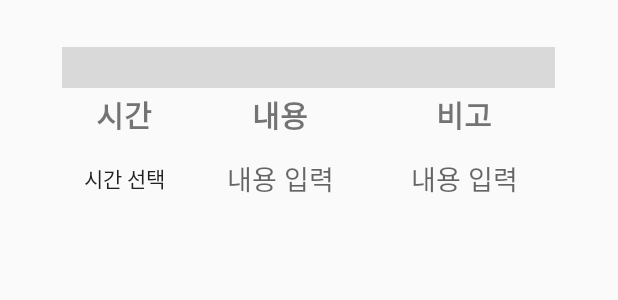
After one commit to CareTravel/CareTravel, an Android app: the layout table_layout.xml on its own in the app's theme, with its tools: preview values and no code run, on a phone screen of 412 x 824 dp. The commit adds this screen. Shown: the top 300 px of the screen. Run offline under Robolectric (Android 15) with nearby library versions, the phone set to English and light mode, and no system bars.

Commit message:
날짜 추가 완료

```diff
--- /dev/null
+++ b/app/src/main/res/layout/table_layout.xml
@@ -0,0 +1,113 @@
+<?xml version="1.0" encoding="utf-8"?>
+<TableLayout
+    xmlns:android="http://schemas.android.com/apk/res/android"
+    android:layout_width="match_parent"
+    android:layout_height="wrap_content"
+    android:id="@+id/tableLayout1"
+    android:layout_marginHorizontal="40dp"
+    android:layout_marginTop="30dp"
+    android:stretchColumns="0,1,2"
+    android:background="@android:color/transparent"
+    android:padding="1dp">
+    <TableRow
+        android:background="@android:color/transparent">
+        <TextView
+            android:id="@+id/plan_day1"
+            android:layout_span="3"
+            android:layout_width="match_parent"
+            android:background="@drawable/day_plan"
+            android:textAlignment="center"
+            android:textSize="20sp"
+            android:textStyle="bold" />
+        </TableRow>
+        <TableRow
+            android:background="@android:color/transparent">
+            <TextView
+                android:text="시간"
+                android:textSize="20dp"
+                android:textStyle="bold"
+                android:textAlignment="center"
+                android:layout_marginTop="1dp"
+                android:background="@android:color/transparent"
+                android:padding="1dp"/>
+            <TextView
+                android:text="내용"
+                android:textSize="20dp"
+                android:textStyle="bold"
+                android:textAlignment="center"
+                android:layout_marginTop="1dp"
+                android:layout_marginLeft="1dp"
+                android:layout_marginRight="1dp"
+                android:background="@android:color/transparent"
+                android:padding="1dp"/>
+            <TextView
+                android:text="비고"
+                android:textSize="20dp"
+                android:textStyle="bold"
+                android:textAlignment="center"
+                android:layout_marginTop="1dp"
+                android:background="@android:color/transparent"
+                android:padding="1dp"/>
+        </TableRow>
+        <TableRow
+            android:id="@+id/plan_row1"
+            android:background="@android:color/transparent">
+            <Button
+                android:id="@+id/plan_time2"
+                android:layout_width="30dp"
+                android:layout_height="50dp"
+                android:text="시간 선택"
+                android:background="@android:color/transparent"/>
+            <EditText
+                android:id="@+id/edit_text3"
+                android:layout_height="50dp"
+                android:hint="내용 입력"
+                android:background="@android:color/transparent"
+                android:padding="3dp"
+                android:textAlignment="center"
+                android:layout_marginTop="1dp"
+                android:layout_marginLeft="1dp"
+                android:layout_marginRight="1dp"
+                android:inputType="text"/>
+            <EditText
+                android:id="@+id/edit_text4"
+                android:layout_height="50dp"
+                android:hint="내용 입력"
+                android:background="@android:color/transparent"
+                android:padding="3dp"
+                android:textAlignment="center"
+                android:layout_marginTop="1dp"
+                android:inputType="text"/>
+        </TableRow>
+        <TableRow
+            android:id="@+id/empty_row_template"
+            android:background="@android:color/transparent"
+            android:visibility="gone">
+            <Button
+                android:id="@+id/plan_time3"
+                android:layout_width="30dp"
+                android:layout_height="50dp"
+                android:text="시간 선택"
+                android:background="@android:color/transparent" />
+            <EditText
+                android:id="@+id/edit_text5"
+                android:layout_height="50dp"
+                android:hint="내용 입력"
+                android:background="@android:color/transparent"
+                android:padding="3dp"
+                android:textAlignment="center"
+                android:layout_marginTop="1dp"
+                android:layout_marginLeft="1dp"
+                android:layout_marginRight="1dp"
+                android:inputType="text"/>
+            <EditText
+                android:id="@+id/edit_text6"
+                android:layout_height="50dp"
+                android:hint="내용 입력"
+                android:background="@android:color/transparent"
+                android:padding="3dp"
+                android:textAlignment="center"
+                android:layout_marginTop="1dp"
+                android:inputType="text"/>
+        </TableRow>
+</TableLayout>
```
Also changed, not shown: app/src/main/java/com/example/caretravel/activity_travel_info.java (+10 -0 lines), app/src/main/java/com/example/caretravel/make_Plan.java (+107 -38 lines), app/src/main/java/com/example/caretravel/make_room.java (+9 -0 lines), app/src/main/res/layout/activity_make_plan.xml (+12 -4 lines).
